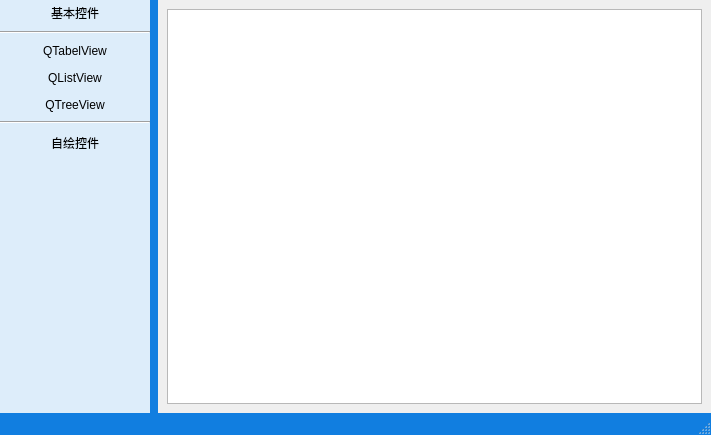
This is FramelessWindow/mainwindow.ui in BeiChenYx/FramelessWindow as Qt 5 draws it before an edit. The edited form follows.
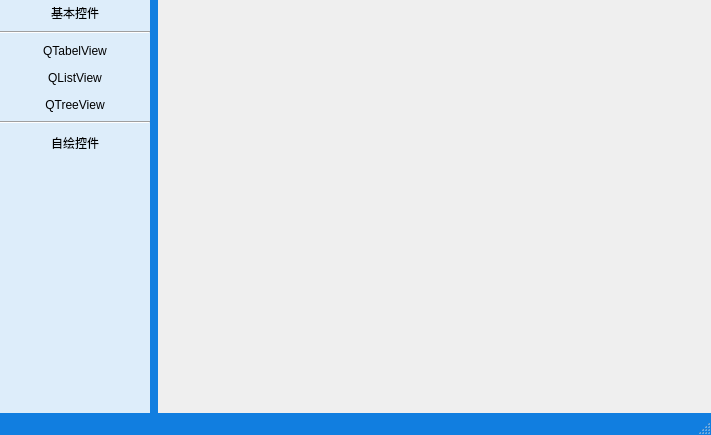
This is the edited form. The open tabs and pages were chosen to show the change.

```diff
--- a/FramelessWindow/mainwindow.ui
+++ b/FramelessWindow/mainwindow.ui
@@ -260,13 +260,7 @@
       </widget>
       <widget class="QStackedWidget" name="stackedWidget">
        <widget class="QWidget" name="page_base"/>
-       <widget class="QWidget" name="page_table">
-        <layout class="QGridLayout" name="gridLayout_3">
-         <item row="0" column="0">
-          <widget class="QTableView" name="tableView"/>
-         </item>
-        </layout>
-       </widget>
+       <widget class="QWidget" name="page_table"/>
        <widget class="QWidget" name="page_list">
         <layout class="QGridLayout" name="gridLayout_4">
          <item row="0" column="0">
```
